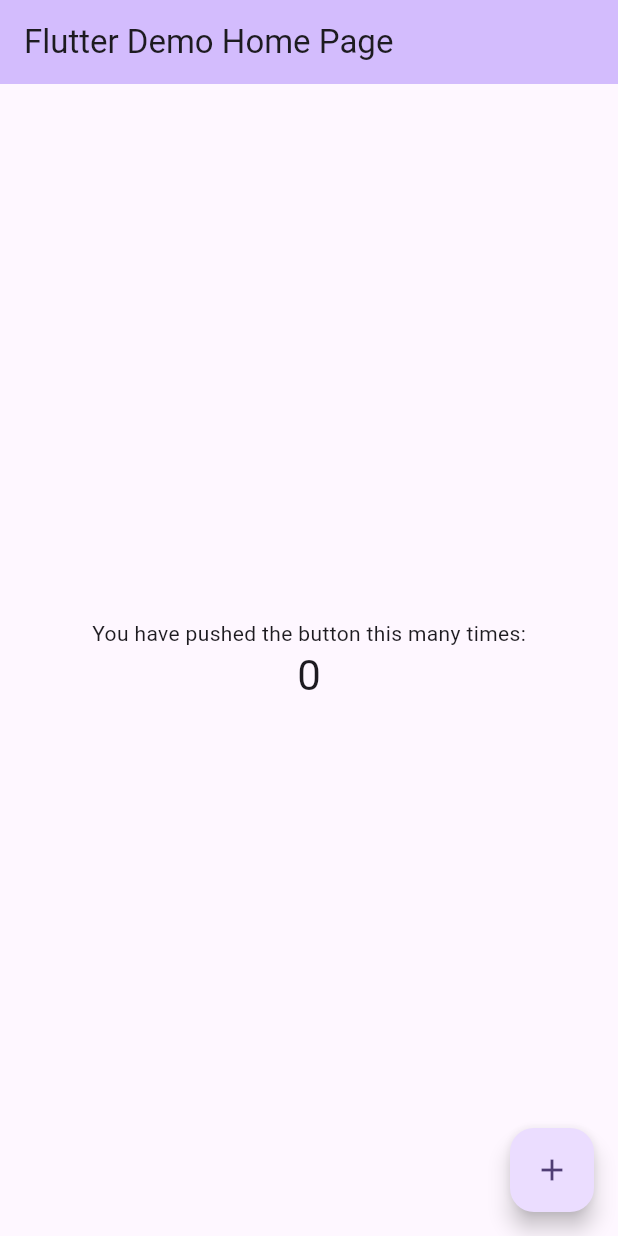
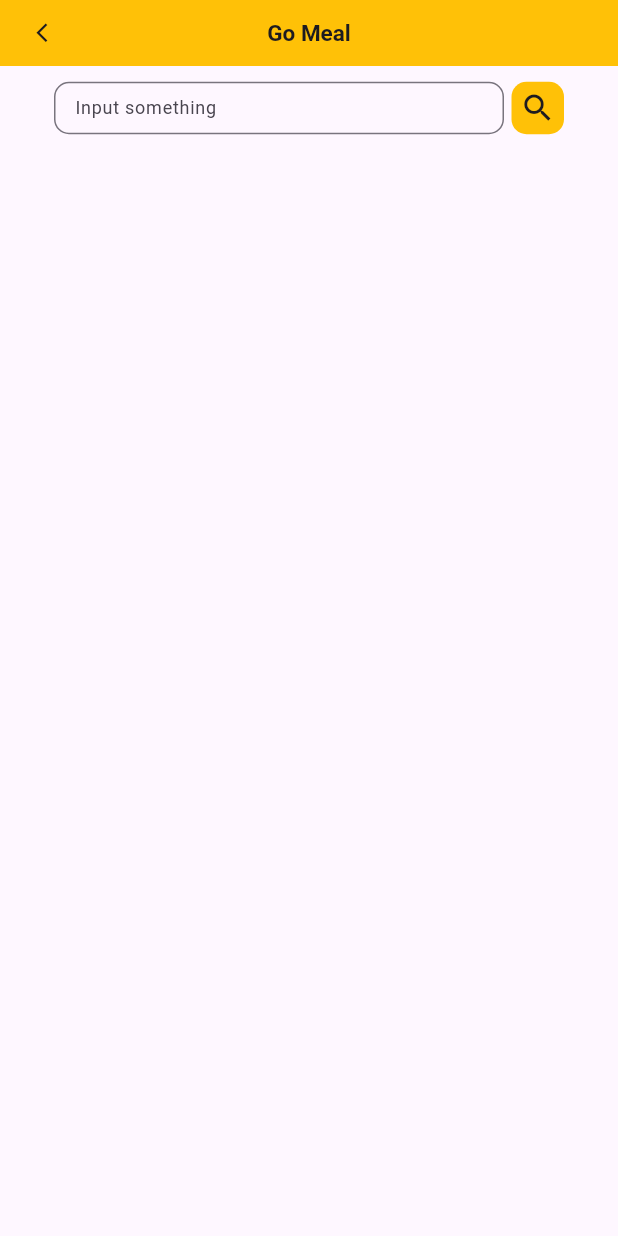
Before and after one commit to MakotoMachiYuki/Mobile-Programming-UTS, a Flutter app: the screen it shows after launch, on a phone screen of 412 x 824 dp. Run offline on Flutter 3.47's test engine with Material 3 defaults, Android fonts, the light colour scheme and no system bars.

Commit message:
First Commit

```diff
--- a/meal_go/lib/main.dart
+++ b/meal_go/lib/main.dart
@@ -1,4 +1,5 @@
 import 'package:flutter/material.dart';
+import 'package:meal_go/restaurant.dart';
 
 void main() {
   runApp(const MyApp());
@@ -10,116 +11,10 @@
   // This widget is the root of your application.
   @override
   Widget build(BuildContext context) {
-    return MaterialApp(
-      title: 'Flutter Demo',
-      theme: ThemeData(
-        // This is the theme of your application.
-        //
-        // TRY THIS: Try running your application with "flutter run". You'll see
-        // the application has a purple toolbar. Then, without quitting the app,
-        // try changing the seedColor in the colorScheme below to Colors.green
-        // and then invoke "hot reload" (save your changes or press the "hot
-        // reload" button in a Flutter-supported IDE, or press "r" if you used
-        // the command line to start the app).
-        //
-        // Notice that the counter didn't reset back to zero; the application
-        // state is not lost during the reload. To reset the state, use hot
-        // restart instead.
-        //
-        // This works for code too, not just values: Most code changes can be
-        // tested with just a hot reload.
-        colorScheme: ColorScheme.fromSeed(seedColor: Colors.deepPurple),
-        useMaterial3: true,
-      ),
-      home: const MyHomePage(title: 'Flutter Demo Home Page'),
+    return const MaterialApp(
+      title: 'Meal Go',
+      debugShowCheckedModeBanner: false,
+      home: StoreDetail(),
     );
   }
 }
-
-class MyHomePage extends StatefulWidget {
-  const MyHomePage({super.key, required this.title});
-
-  // This widget is the home page of your application. It is stateful, meaning
-  // that it has a State object (defined below) that contains fields that affect
-  // how it looks.
-
-  // This class is the configuration for the state. It holds the values (in this
-  // case the title) provided by the parent (in this case the App widget) and
-  // used by the build method of the State. Fields in a Widget subclass are
-  // always marked "final".
-
-  final String title;
-
-  @override
-  State<MyHomePage> createState() => _MyHomePageState();
-}
-
-class _MyHomePageState extends State<MyHomePage> {
-  int _counter = 0;
-
-  void _incrementCounter() {
-    setState(() {
-      // This call to setState tells the Flutter framework that something has
-      // changed in this State, which causes it to rerun the build method below
-      // so that the display can reflect the updated values. If we changed
-      // _counter without calling setState(), then the build method would not be
-      // called again, and so nothing would appear to happen.
-      _counter++;
-    });
-  }
-
-  @override
-  Widget build(BuildContext context) {
-    // This method is rerun every time setState is called, for instance as done
-    // by the _incrementCounter method above.
-    //
-    // The Flutter framework has been optimized to make rerunning build methods
-    // fast, so that you can just rebuild anything that needs updating rather
-    // than having to individually change instances of widgets.
-    return Scaffold(
-      appBar: AppBar(
-        // TRY THIS: Try changing the color here to a specific color (to
-        // Colors.amber, perhaps?) and trigger a hot reload to see the AppBar
-        // change color while the other colors stay the same.
-        backgroundColor: Theme.of(context).colorScheme.inversePrimary,
-        // Here we take the value from the MyHomePage object that was created by
-        // the App.build method, and use it to set our appbar title.
-        title: Text(widget.title),
-      ),
-      body: Center(
-        // Center is a layout widget. It takes a single child and positions it
-        // in the middle of the parent.
-        child: Column(
-          // Column is also a layout widget. It takes a list of children and
-          // arranges them vertically. By default, it sizes itself to fit its
-          // children horizontally, and tries to be as tall as its parent.
-          //
-          // Column has various properties to control how it sizes itself and
-          // how it positions its children. Here we use mainAxisAlignment to
-          // center the children vertically; the main axis here is the vertical
-          // axis because Columns are vertical (the cross axis would be
-          // horizontal).
-          //
-          // TRY THIS: Invoke "debug painting" (choose the "Toggle Debug Paint"
-          // action in the IDE, or press "p" in the console), to see the
-          // wireframe for each widget.
-          mainAxisAlignment: MainAxisAlignment.center,
-          children: <Widget>[
-            const Text(
-              'You have pushed the button this many times:',
-            ),
-            Text(
-              '$_counter',
-              style: Theme.of(context).textTheme.headlineMedium,
-            ),
-          ],
-        ),
-      ),
-      floatingActionButton: FloatingActionButton(
-        onPressed: _incrementCounter,
-        tooltip: 'Increment',
-        child: const Icon(Icons.add),
-      ), // This trailing comma makes auto-formatting nicer for build methods.
-    );
-  }
-}
--- /dev/null
+++ b/meal_go/lib/restaurant.dart
@@ -0,0 +1,84 @@
+import 'package:flutter/material.dart';
+
+class StoreDetail extends StatefulWidget {
+  const StoreDetail({super.key});
+
+  @override
+  State<StoreDetail> createState() => _StoreDetailState();
+}
+
+class _StoreDetailState extends State<StoreDetail> {
+  @override
+  Widget build(BuildContext context) {
+    return Scaffold(
+      appBar: AppBar(
+        leading: IconButton(
+          padding: EdgeInsets.all(10),
+          onPressed: () {},
+          iconSize: 15,
+          icon: Icon(Icons.arrow_back_ios_new),
+        ),
+        title: Text(
+          'Go Meal',
+          style: TextStyle(fontSize: 15, fontWeight: FontWeight.bold),
+        ),
+        centerTitle: true,
+        toolbarHeight: 44,
+        backgroundColor: Colors.amber,
+      ),
+      body: CustomScrollView(
+        slivers: [
+          SliverAppBar(
+            floating: true,
+            pinned: true,
+            expandedHeight: 100,
+            title: Padding(
+              padding: EdgeInsets.symmetric(vertical: 15, horizontal: 20),
+              child: Column(
+                children: [
+                  Row(
+                    children: [
+                      Expanded(
+                        child: Container(
+                          height: 35,
+                          child: TextField(
+                            style: TextStyle(fontSize: 12),
+                            decoration: InputDecoration(
+                              border: OutlineInputBorder(
+                                borderRadius: BorderRadius.circular(10),
+                                borderSide: BorderSide(color: Colors.black),
+                              ),
+                              focusedBorder: OutlineInputBorder(
+                                borderSide: BorderSide(color: Colors.black),
+                              ),
+                              labelText: 'Input something',
+                              labelStyle: TextStyle(fontSize: 12),
+                              contentPadding: EdgeInsets.symmetric(
+                                  vertical: 5, horizontal: 10),
+                            ),
+                          ),
+                        ),
+                      ),
+                      SizedBox(
+                        width: 5,
+                      ),
+                      Container(
+                        width: 35,
+                        height: 35,
+                        child: Icon(Icons.search),
+                        decoration: BoxDecoration(
+                          borderRadius: BorderRadius.circular(10),
+                          color: Colors.amber,
+                        ),
+                      ),
+                    ],
+                  ),
+                ],
+              ),
+            ),
+          ),
+        ],
+      ),
+    );
+  }
+}
```
